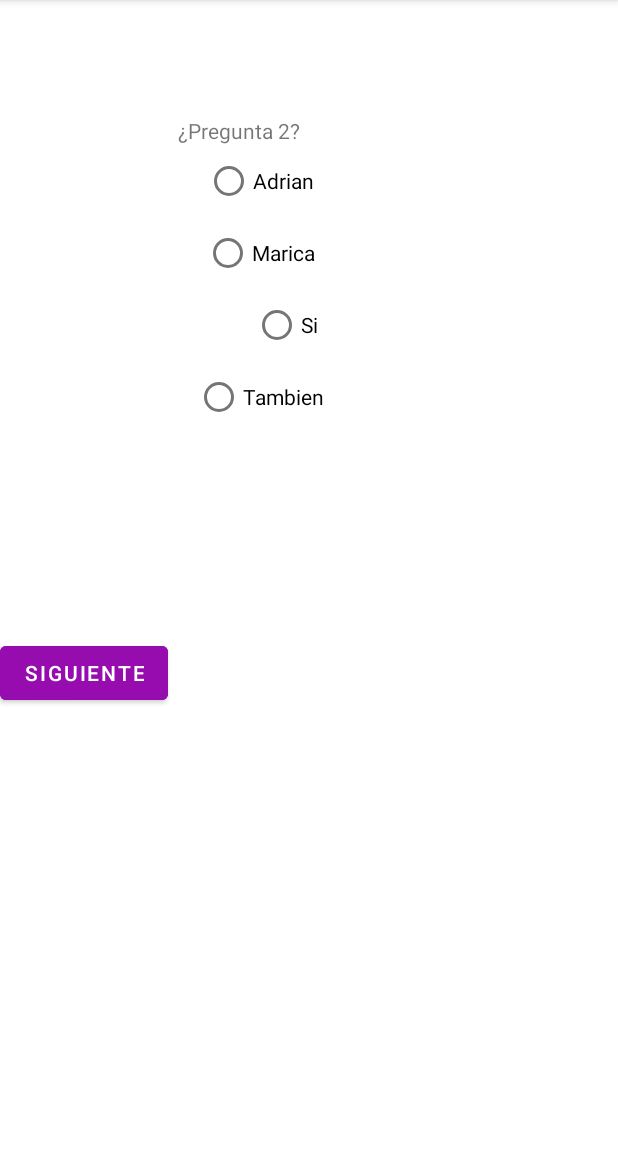
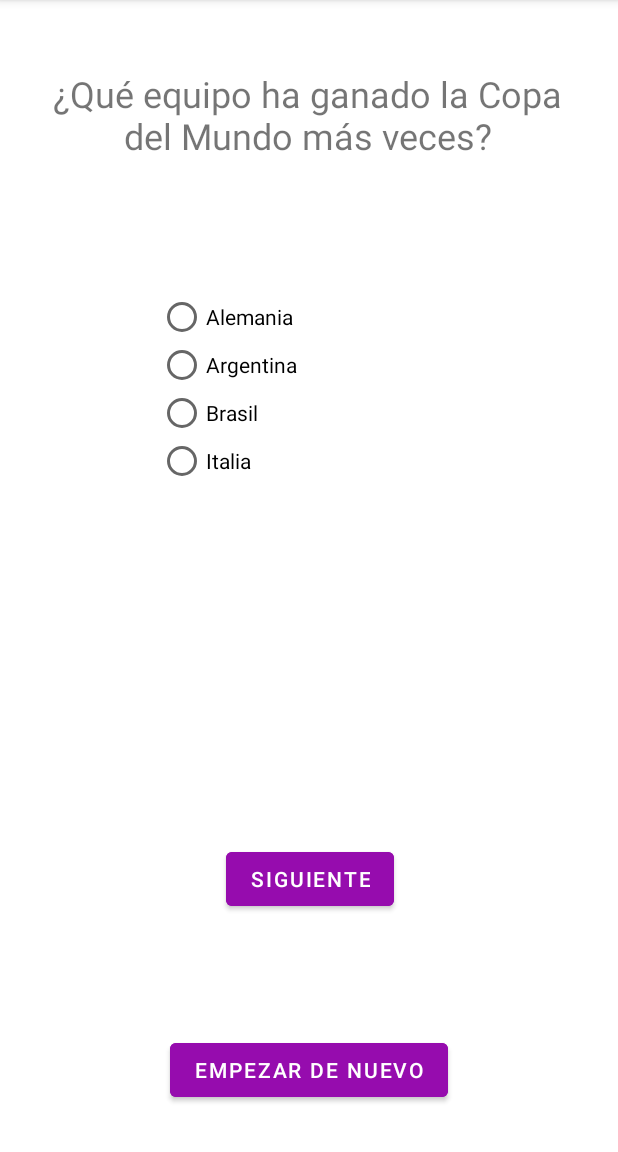
Before and after one commit to scuadrosf/AppsLab, an Android app: the MainActivity screen opened directly, with no data from a screen before it, after a tap on "SIGUIENTE", on a phone screen of 412 x 824 dp, the part 84-1236 px from its top. Run offline under Robolectric (Android 15) with nearby library versions, the phone set to English and light mode, and no system bars.

Commit message:
radiogroup

```diff
--- a/P1/app/src/main/java/com/example/trivial/MainActivity.java
+++ b/P1/app/src/main/java/com/example/trivial/MainActivity.java
@@ -3,8 +3,8 @@ package com.example.trivial;
 import android.os.Bundle;
 import android.view.View;
 import android.widget.Button;
-import android.widget.LinearLayout;
 import android.widget.RadioButton;
+import android.widget.RadioGroup;
 import android.widget.TextView;
 import android.widget.Toast;
 
@@ -14,8 +14,8 @@ import java.util.ArrayList;
 
 public class MainActivity extends AppCompatActivity {
     private TextView questionTextView;
-    private RadioButton option1RadioButton, option2RadioButton, option3RadioButton, option4RadioButton;
-    private Button nextButton;
+    private RadioGroup radioGroup;
+    private Button nextButton, againButton;
     private ArrayList<Question> questions;
     private int currentQuestionIndex = 0;
     private int score = 0;
@@ -24,23 +24,36 @@ public class MainActivity extends AppCompatActivity {
     protected void onCreate(Bundle savedInstanceState) {
         super.onCreate(savedInstanceState);
         setContentView(R.layout.activity_main);
+
+        radioGroup = findViewById(R.id.radioGroup);
         questionTextView = findViewById(R.id.questionTextView);
-        option1RadioButton = findViewById(R.id.option1RadioButton);
-        option2RadioButton = findViewById(R.id.option2RadioButton);
-        option3RadioButton = findViewById(R.id.option3RadioButton);
-        option4RadioButton = findViewById(R.id.option4RadioButton);
         nextButton = findViewById(R.id.nextButton);
+        againButton = findViewById(R.id.againButton);
 
         // Inicializar vistas y preguntas aquí (usando findViewById)
 
         // Cargar preguntas
         questions = new ArrayList<>();
-        questions.add(new Question("¿Ejemplo de pregunta?", new String[]{"Opción 1", "Opción 2", "Opción 3", "Opción 4"}, 0));
-        questions.add(new Question("¿Pregunta 2?", new String[]{"Adrian", "Marica", "Si", "Tambien"}, 2));
+        questions.add(new Question("¿Cuál es el país de origen del fútbol?", new String[]{"Inglaterra", "España", "Alemania", "Francia"}, 0));
+        questions.add(new Question("¿Qué equipo ha ganado la Copa del Mundo más veces?", new String[]{"Alemania", "Argentina", "Brasil", "Italia"}, 2));
+        questions.add(new Question("¿Qué Copa de Europa ganó el Real Madrid gracias a la volea de Zidane?", new String[]{"Séptima", "Novena", "Octava", "Décima"}, 1));
+        questions.add(new Question("¿Quién ha ganado más Balones de Oro en toda la historia?", new String[]{"Messi", "Cristiano Ronaldo", "Ronaldo Nazario", "Maradona"}, 0));
+        questions.add(new Question("¿Cuál es el equipo de fútbol más antiguo del mundo?", new String[]{"Manchester United FC", "Sheffield FC", "Sevilla FC", "CA Boca Juniors "}, 1));
 
-        // Agregar más preguntas según sea necesario
 
         showQuestionRadioButton();
+
+        radioGroup.setOnCheckedChangeListener(new RadioGroup.OnCheckedChangeListener() {
+            @Override
+            public void onCheckedChanged(RadioGroup group, int checkedId) {
+                // Manejar el evento de selección/deselección de los RadioButtons aquí
+                RadioButton selectedRadioButton = findViewById(checkedId);
+                if (selectedRadioButton != null) {
+                    String selectedText = selectedRadioButton.getText().toString();
+                    // Puedes hacer algo con el texto seleccionado si es necesario
+                }
+            }
+        });
 
         nextButton.setOnClickListener(new View.OnClickListener() {
             @Override
@@ -48,6 +61,7 @@ public class MainActivity extends AppCompatActivity {
                 checkAnswer();
                 currentQuestionIndex++;
                 if (currentQuestionIndex < questions.size()) {
+
                     showQuestionRadioButton();
                 } else {
                     // Juego terminado, mostrar puntuación
@@ -59,45 +73,35 @@ public class MainActivity extends AppCompatActivity {
     }
 
     private void showQuestionRadioButton() {
+        radioGroup.clearCheck(); // Deselecciona cualquier RadioButton previamente seleccionado
         Question question = questions.get(currentQuestionIndex);
         questionTextView.setText(question.getQuestion());
         String[] options = question.getOptions();
-        option1RadioButton.setText(options[0]);
-        option2RadioButton.setText(options[1]);
-        option3RadioButton.setText(options[2]);
-        option4RadioButton.setText(options[3]);
+
+        // Elimina los RadioButton existentes antes de agregar nuevos
+        radioGroup.removeAllViews();
+
+        for (int i = 0; i < options.length; i++) {
+            RadioButton radioButton = new RadioButton(this);
+            radioButton.setText(options[i]);
+            radioGroup.addView(radioButton);
+        }
     }
 
     private void checkAnswer() {
         Question question = questions.get(currentQuestionIndex);
         int correctAnswerIndex = question.getCorrectAnswerIndex();
-        int selectedAnswerIndex = getCheckedRadioButtonIndex();
+        int selectedAnswerIndex = radioGroup.indexOfChild(findViewById(radioGroup.getCheckedRadioButtonId()));
 
         if (selectedAnswerIndex == correctAnswerIndex) {
             // Respuesta correcta
             score += 3;
-            Toast.makeText(this, "Puntuación: "+score, Toast.LENGTH_SHORT).show();
+            Toast.makeText(this, "¡Correcto! Puntuación: " + score, Toast.LENGTH_SHORT).show();
         } else {
             // Respuesta incorrecta
             score -= 2;
-            Toast.makeText(this, "Incorrecto. Puntuación: "+score, Toast.LENGTH_SHORT).show();
+            againButton.setVisibility(View.VISIBLE);
+            Toast.makeText(this, "¡Incorrecto! Puntuación: " + score, Toast.LENGTH_SHORT).show();
         }
     }
-
-    private int getCheckedRadioButtonIndex() {
-        if (option1RadioButton.isChecked()) {
-            return 0;
-        } else if (option2RadioButton.isChecked()) {
-            return 1;
-        } else if (option3RadioButton.isChecked()) {
-            return 2;
-        } else if (option4RadioButton.isChecked()) {
-            return 3;
-        }
-        return -1; // Ninguna opción seleccionada
-    }
-
-
-
-
 }
--- a/P1/app/src/main/res/layout/activity_main.xml
+++ b/P1/app/src/main/res/layout/activity_main.xml
@@ -5,26 +5,82 @@
     android:layout_height="match_parent"
     android:orientation="vertical">
 
+
+    <Button
+        android:id="@+id/againButton"
+        android:layout_width="wrap_content"
+        android:layout_height="wrap_content"
+        android:layout_marginStart="150dp"
+        android:layout_marginTop="24dp"
+        android:layout_marginEnd="149dp"
+        android:layout_marginBottom="56dp"
+        android:backgroundTint="@color/purplebutton"
+        android:text="@string/empezar_de_nuevo"
+        android:visibility="invisible"
+        app:layout_constraintBottom_toBottomOf="parent"
+        app:layout_constraintEnd_toEndOf="parent"
+        app:layout_constraintHorizontal_bias="0.513"
+        app:layout_constraintStart_toStartOf="parent"
+        app:layout_constraintTop_toBottomOf="@+id/nextButton"
+        tools:ignore="MissingConstraints" />
+
     <TextView
         android:id="@+id/questionTextView"
+        android:layout_width="350dp"
+        android:layout_height="74dp"
+        android:layout_marginStart="30dp"
+        android:layout_marginTop="64dp"
+        android:layout_marginEnd="31dp"
+        android:layout_marginBottom="16dp"
+        android:gravity="center"
+        android:text="¿Pregunta?"
+        android:textSize="24sp"
+        app:autoSizeMaxTextSize="24sp"
+        app:autoSizeMinTextSize="16sp"
+        app:layout_constraintBottom_toTopOf="@+id/radioGroup"
+        app:layout_constraintEnd_toEndOf="parent"
+        app:layout_constraintHorizontal_bias="0.0"
+        app:layout_constraintStart_toStartOf="parent"
+        app:layout_constraintTop_toTopOf="parent" />
+
+    <Button
+        android:id="@+id/nextButton"
         android:layout_width="wrap_content"
         android:layout_height="wrap_content"
-        android:layout_marginStart="129dp"
-        android:layout_marginTop="77dp"
-        android:layout_marginEnd="212dp"
-        android:text="¿Pregunta?"
-        app:layout_constraintBottom_toTopOf="@+id/option1RadioButton"
+        android:layout_marginStart="150dp"
+        android:layout_marginTop="59dp"
+        android:layout_marginEnd="149dp"
+        android:layout_marginBottom="55dp"
+        android:backgroundTint="@color/purplebutton"
+        android:text="@string/siguiente"
+        app:layout_constraintBottom_toTopOf="@+id/againButton"
         app:layout_constraintEnd_toEndOf="parent"
         app:layout_constraintHorizontal_bias="1.0"
         app:layout_constraintStart_toStartOf="parent"
-        app:layout_constraintTop_toTopOf="parent" />
+        app:layout_constraintTop_toBottomOf="@+id/radioGroup"
+        tools:ignore="MissingConstraints" />
+
+    <RadioGroup
+        android:id="@+id/radioGroup"
+        android:layout_width="201dp"
+        android:layout_height="237dp"
+        android:layout_marginStart="105dp"
+        android:layout_marginTop="66dp"
+        android:layout_marginEnd="105dp"
+        android:layout_marginBottom="70dp"
+        android:orientation="vertical"
+        app:layout_constraintBottom_toTopOf="@+id/nextButton"
+        app:layout_constraintEnd_toEndOf="parent"
+        app:layout_constraintHorizontal_bias="0.0"
+        app:layout_constraintStart_toStartOf="parent"
+        app:layout_constraintTop_toBottomOf="@+id/questionTextView">
 
         <RadioButton
             android:id="@+id/option1RadioButton"
             android:layout_width="wrap_content"
             android:layout_height="wrap_content"
-        android:layout_marginStart="129dp"
-        android:layout_marginEnd="195dp"
+            android:layout_marginStart="160dp"
+            android:layout_marginEnd="164dp"
             android:text="Opción 1"
             app:layout_constraintBottom_toTopOf="@+id/option2RadioButton"
             app:layout_constraintEnd_toEndOf="parent"
@@ -35,8 +91,8 @@
             android:id="@+id/option2RadioButton"
             android:layout_width="wrap_content"
             android:layout_height="wrap_content"
-        android:layout_marginStart="129dp"
-        android:layout_marginEnd="195dp"
+            android:layout_marginStart="160dp"
+            android:layout_marginEnd="164dp"
             android:text="Opción 2"
             app:layout_constraintBottom_toTopOf="@+id/option3RadioButton"
             app:layout_constraintEnd_toEndOf="parent"
@@ -47,12 +103,9 @@
             android:id="@+id/option3RadioButton"
             android:layout_width="wrap_content"
             android:layout_height="wrap_content"
-        android:layout_marginStart="129dp"
-        android:layout_marginEnd="195dp"
             android:text="Opción 3"
             app:layout_constraintBottom_toTopOf="@+id/option4RadioButton"
             app:layout_constraintEnd_toEndOf="parent"
-        app:layout_constraintHorizontal_bias="1.0"
             app:layout_constraintStart_toStartOf="parent"
             app:layout_constraintTop_toBottomOf="@+id/option2RadioButton" />
 
@@ -60,23 +113,16 @@
             android:id="@+id/option4RadioButton"
             android:layout_width="wrap_content"
             android:layout_height="wrap_content"
-        android:layout_marginStart="129dp"
-        android:layout_marginEnd="195dp"
-        android:layout_marginBottom="10dp"
+            android:layout_marginStart="160dp"
+            android:layout_marginEnd="164dp"
+            android:layout_marginBottom="79dp"
             android:text="Opción 4"
             app:layout_constraintBottom_toTopOf="@+id/nextButton"
             app:layout_constraintEnd_toEndOf="parent"
+            app:layout_constraintHorizontal_bias="1.0"
             app:layout_constraintStart_toStartOf="parent"
             app:layout_constraintTop_toBottomOf="@+id/option3RadioButton" />
 
-    <Button
-        android:id="@+id/nextButton"
-        android:layout_width="wrap_content"
-        android:layout_height="wrap_content"
-        android:layout_marginTop="136dp"
-        android:backgroundTint="@color/purplebutton"
-        android:text="Siguiente"
-        app:layout_constraintTop_toBottomOf="@+id/option4RadioButton"
-        tools:ignore="MissingConstraints"
-        tools:layout_editor_absoluteX="149dp" />
+    </RadioGroup>
+
 </androidx.constraintlayout.widget.ConstraintLayout>
--- a/P1/app/src/main/res/values/strings.xml
+++ b/P1/app/src/main/res/values/strings.xml
@@ -6,4 +6,6 @@
     <string name="title_notifications">Notifications</string>
     <string name="iniciar">Iniciar</string>
     <string name="titleInit">titleInit</string>
+    <string name="siguiente">Siguiente</string>
+    <string name="empezar_de_nuevo">Empezar de nuevo</string>
 </resources>
```
Lines whose indentation alone changed are shown as unchanged.
